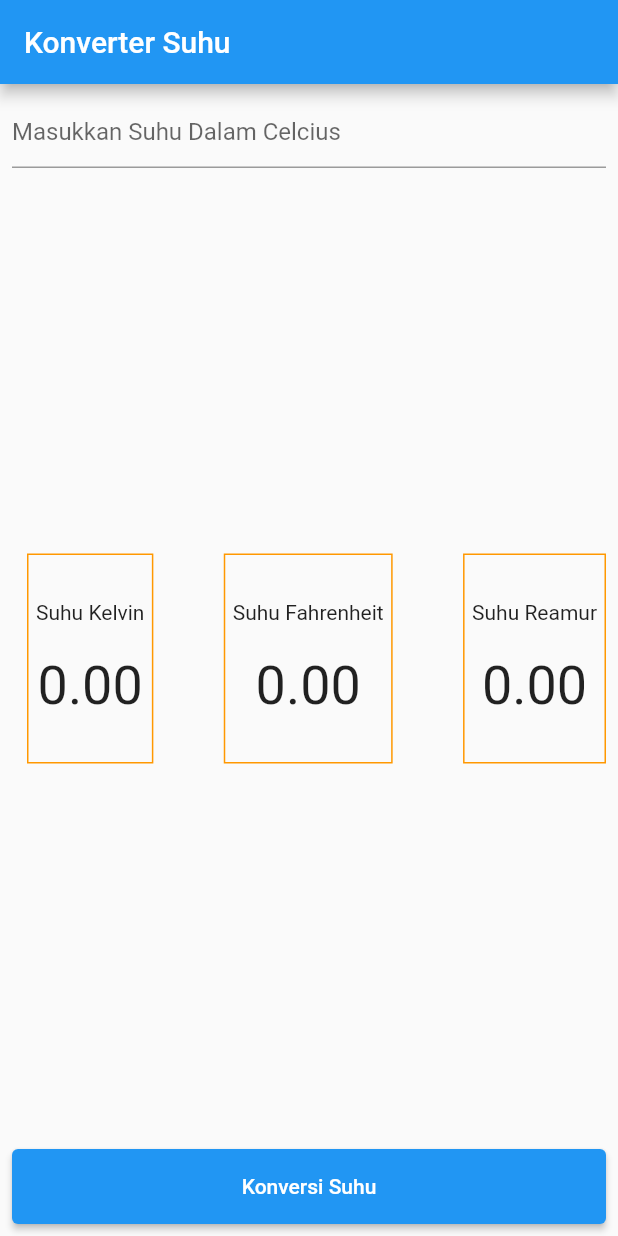
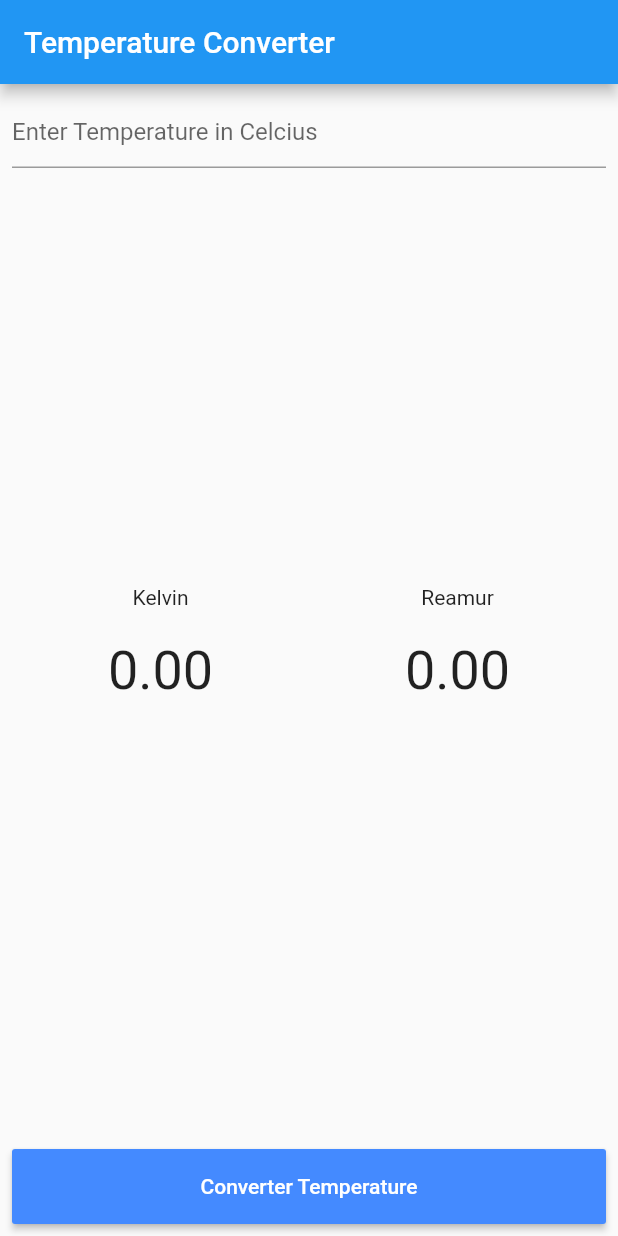
Before and after one commit to Dellarselatuiqrom/flutter_statefull, a Flutter app: the screen it shows after launch, on a phone screen of 412 x 824 dp. Run offline on Flutter 3.47's test engine with Material 2 defaults, Android fonts, the phone set to English and light mode, and no system bars.

Commit message:
changes again

```diff
--- a/lib/main.dart
+++ b/lib/main.dart
@@ -1,82 +1,70 @@
+import 'package:flutter_statefull/widget/convert.dart';
 import 'package:flutter/material.dart';
 import 'package:flutter_statefull/widget/input.dart';
 import 'package:flutter_statefull/widget/result.dart';
 
 void main() {
-  runApp(const MyApp());
+  runApp(MyApp());
 }
 
 class MyApp extends StatefulWidget {
-  const MyApp({Key? key}) : super(key: key);
-
   @override
-  State<MyApp> createState() => _MyAppState();
+  _MyAppState createState() => _MyAppState();
 }
 
 class _MyAppState extends State<MyApp> {
-  TextEditingController etInput = TextEditingController();
+  // text controller
+  TextEditingController etInput = new TextEditingController();
+  //variabel berubah
   double _inputUser = 0;
   double _kelvin = 0;
-  double _fahrenheit = 0;
   double _reamur = 0;
-  final _formKey = GlobalKey<FormState>();
 
-  _konversiSuhu() {
+  _conversionTemperature() {
     setState(() {
-      if (_formKey.currentState!.validate()) {
       _inputUser = double.parse(etInput.text);
       _reamur = 4 / 5 * _inputUser;
-        _fahrenheit = 9 / 5 * _inputUser + 32;
       _kelvin = _inputUser + 273;
-      }
     });
   }
 
   @override
   Widget build(BuildContext context) {
     return MaterialApp(
-      title: 'Konversi Suhu',
+      title: 'Converter',
       theme: ThemeData(
         primarySwatch: Colors.blue,
         visualDensity: VisualDensity.adaptivePlatformDensity,
       ),
       home: Scaffold(
         appBar: AppBar(
-          title: const Text("Konverter Suhu"),
+          title: Text("Temperature Converter"),
         ),
         body: Container(
-          margin: const EdgeInsets.all(8),
+          margin: EdgeInsets.all(8),
           child: Column(
+            crossAxisAlignment: CrossAxisAlignment.start,
             mainAxisAlignment: MainAxisAlignment.spaceBetween,
-            children: <Widget>[
-              Form(
-                key: _formKey,
-                child: Input(etInput: etInput),
-              ),
-              Row(
-                mainAxisAlignment: MainAxisAlignment.spaceBetween,
+            mainAxisSize: MainAxisSize.max,
+            children: [
+              Input(etInput: etInput),
+              Container(
+                margin: EdgeInsets.only(top: 20, bottom: 20),
+                child: Row(
+                  mainAxisAlignment: MainAxisAlignment.spaceAround,
                   children: [
                     Result(
                       result: _kelvin,
-                    name: "Suhu Kelvin",
-                  ),
-                  Result(
-                    result: _fahrenheit,
-                    name: "Suhu Fahrenheit",
+                      name: "Kelvin",
                     ),
                     Result(
                       result: _reamur,
-                    name: "Suhu Reamur",
+                      name: "Reamur",
                     ),
                   ],
                 ),
-              ElevatedButton(
-                style: ElevatedButton.styleFrom(
-                  minimumSize: const Size(double.infinity, 50),
               ),
-                onPressed: _konversiSuhu,
-                child: const Text('Konversi Suhu'),
-              ),
+              Convert(convertHandler: _conversionTemperature),
             ],
           ),
         ),
--- /dev/null
+++ b/lib/widget/convert.dart
@@ -0,0 +1,21 @@
+import 'package:flutter/material.dart';
+
+class Convert extends StatelessWidget {
+  final Function convertHandler;
+
+  Convert({Key key, @required this.convertHandler});
+
+  @override
+  Widget build(BuildContext context) {
+    return Container(
+      width: double.infinity,
+      height: 50,
+      child: RaisedButton(
+        onPressed: convertHandler,
+        color: Colors.blueAccent,
+        textColor: Colors.white,
+        child: Text("Converter Temperature"),
+      ),
+    );
+  }
+}
--- a/lib/widget/input.dart
+++ b/lib/widget/input.dart
@@ -3,8 +3,8 @@ import 'package:flutter/services.dart';
 
 class Input extends StatelessWidget {
   const Input({
-    Key? key,
-    required this.etInput,
+    Key key,
+    @required this.etInput,
   }) : super(key: key);
 
   final TextEditingController etInput;
@@ -12,20 +12,10 @@ class Input extends StatelessWidget {
   @override
   Widget build(BuildContext context) {
     return TextFormField(
+      decoration: InputDecoration(hintText: "Enter Temperature in Celcius"),
+      inputFormatters: [FilteringTextInputFormatter.digitsOnly],
       controller: etInput,
-      validator: (value) {
-        if (value == null || value.isEmpty) {
-          return 'Silahkan masukkan suhu dalam celcius';
-        }
-        return null;
-      },
-      decoration: const InputDecoration(
-        hintText: 'Masukkan Suhu Dalam Celcius',
-      ),
       keyboardType: TextInputType.number,
-      inputFormatters: <TextInputFormatter>[
-        FilteringTextInputFormatter.digitsOnly
-      ],
     );
   }
 }
--- a/lib/widget/result.dart
+++ b/lib/widget/result.dart
@@ -1,35 +1,31 @@
 import 'package:flutter/material.dart';
 
 class Result extends StatelessWidget {
-  const Result({Key? key, required double result, required String name})
-      : _suhu = result,
+  const Result({Key key, @required double result, @required String name})
+      : _result = result,
         _name = name,
         super(key: key);
 
-  final double _suhu;
+  final double _result;
   final String _name;
 
   @override
   Widget build(BuildContext context) {
-    return Column(
-      children: [
-        Container(
-          margin: const EdgeInsets.only(left: 10),
-          padding: const EdgeInsets.fromLTRB(5, 30, 5, 30),
-          decoration: BoxDecoration(border: Border.all(color: Colors.orange)),
-          child: Column(
-            crossAxisAlignment: CrossAxisAlignment.center,
-            children: [
-              Text(_name),
-              const Padding(padding: EdgeInsets.only(bottom: 20)),
-              Text(
-                _suhu.toStringAsFixed(2),
-                style: const TextStyle(fontSize: 36),
-              )
-            ],
+    return Expanded(
+      child: Column(
+        children: [
+          Text(_name),
+          Container(
+            margin: EdgeInsets.only(top: 20, bottom: 20),
+            child: Expanded(
+              child: Text(
+                _result.toStringAsFixed(2),
+                style: TextStyle(fontSize: 36),
+              ),
+            ),
           ),
-        ),
-      ],
+        ],
+      ),
     );
   }
 }
```
Also changed, not shown: pubspec.yaml (+3 -16 lines), pubspec.lock, 1 other file. Lines whose indentation alone changed are shown as unchanged.
